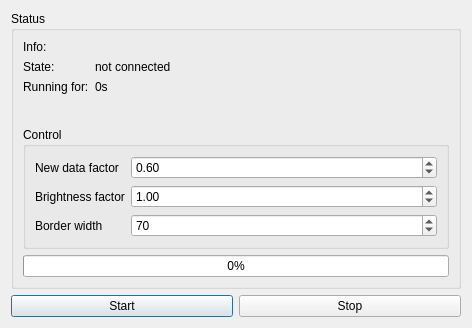
Old version of the form ambilight-gui/controldialog.ui in the repository enra64/PalliLux.
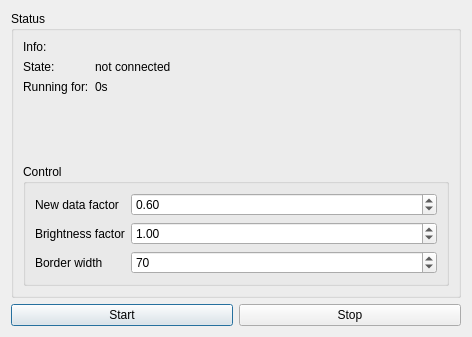
New version of the form.

Commit message: dont show fps x axis, removed progress bar, more sensible border width default

The edit to the form file:
```diff
--- a/ambilight-gui/controldialog.ui
+++ b/ambilight-gui/controldialog.ui
@@ -7,7 +7,7 @@
     <x>0</x>
     <y>0</y>
     <width>472</width>
-    <height>328</height>
+    <height>337</height>
    </rect>
   </property>
   <property name="sizePolicy">
@@ -138,16 +138,6 @@
         </layout>
        </widget>
       </item>
-      <item>
-       <widget class="QProgressBar" name="stateProgressBar">
-        <property name="value">
-         <number>0</number>
-        </property>
-        <property name="invertedAppearance">
-         <bool>false</bool>
-        </property>
-       </widget>
-      </item>
      </layout>
     </widget>
    </item>
```
The commit also changes 3 other files.
